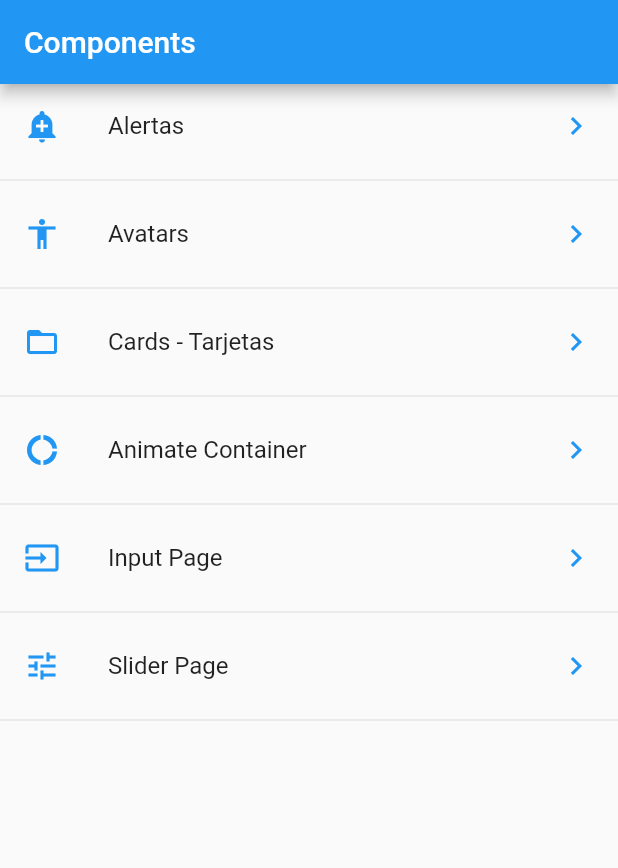
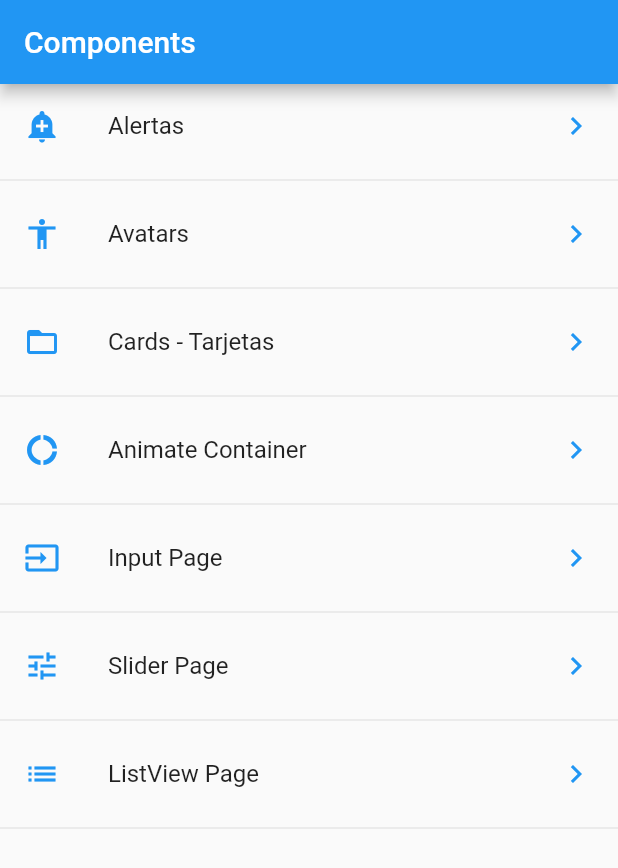
Before and after one commit to OpsonDuran/flutter_components_wigets_use_examples, a Flutter app: the screen it shows after launch, on a phone screen of 412 x 824 dp. Shown: the top 868 px of the screen. Run offline on Flutter 3.47's test engine with Material 2 defaults, Android fonts, the phone set to English and light mode, and no system bars.

Commit message:
add listviewbuilder with images

```diff
--- a/data/menu_opts.json
+++ b/data/menu_opts.json
@@ -30,6 +30,11 @@
             "ruta" : "slider",
             "icon" : "slider_icon",
             "texto": "Slider Page"
+        },
+        {
+            "ruta" : "listview",
+            "icon" : "listview_icon",
+            "texto": "ListView Page"
         }
     ]
 }
--- a/lib/src/routes/routes.dart
+++ b/lib/src/routes/routes.dart
@@ -5,6 +5,7 @@ import 'package:flutter_components_wigets_use_examples/src/widgets/avatar_file.d
 import 'package:flutter_components_wigets_use_examples/src/widgets/card_page.dart';
 import 'package:flutter_components_wigets_use_examples/src/widgets/home_page.dart';
 import 'package:flutter_components_wigets_use_examples/src/widgets/input_page.dart';
+import 'package:flutter_components_wigets_use_examples/src/widgets/listview_page.dart';
 import 'package:flutter_components_wigets_use_examples/src/widgets/slider_page.dart';
 
 Map<String,WidgetBuilder> getApplicationRoutes(){
@@ -17,5 +18,6 @@ Map<String,WidgetBuilder> getApplicationRoutes(){
         'animateContariner' : (BuildContext context) => AnimateContainerPage(),
         'inputs' : (BuildContext context) => InputPage(),
         'slider' : (BuildContext context) => SliderPage(),
+        'listview':(BuildContext context) => ListViewPage(),
   };
 }
--- a/lib/src/utils/icon_string_util.dart
+++ b/lib/src/utils/icon_string_util.dart
@@ -7,6 +7,7 @@ final _icons =<String,IconData>{
   'donut_large': Icons.donut_large,
   'input_icon': Icons.input,
   'slider_icon': Icons.tune,
+  'listview_icon':Icons.list,
 };
 
 Icon getIcon(String iconName){
```
Also changed, not shown: lib/src/widgets/listview_page.dart (added, +35 -0 lines).
